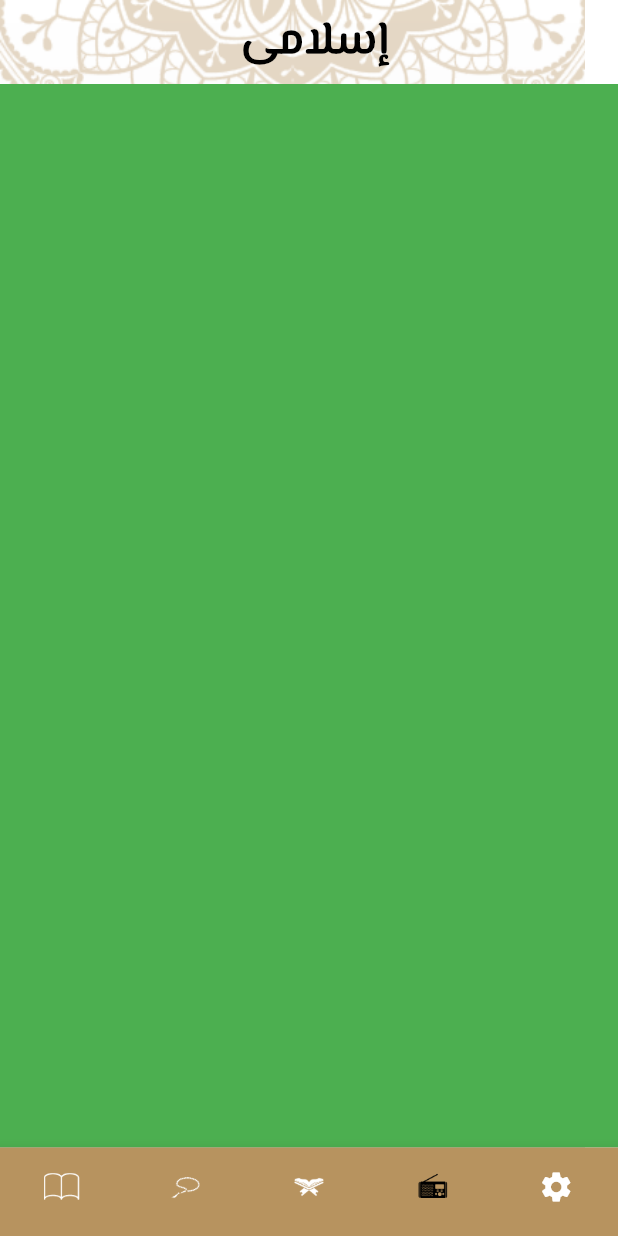
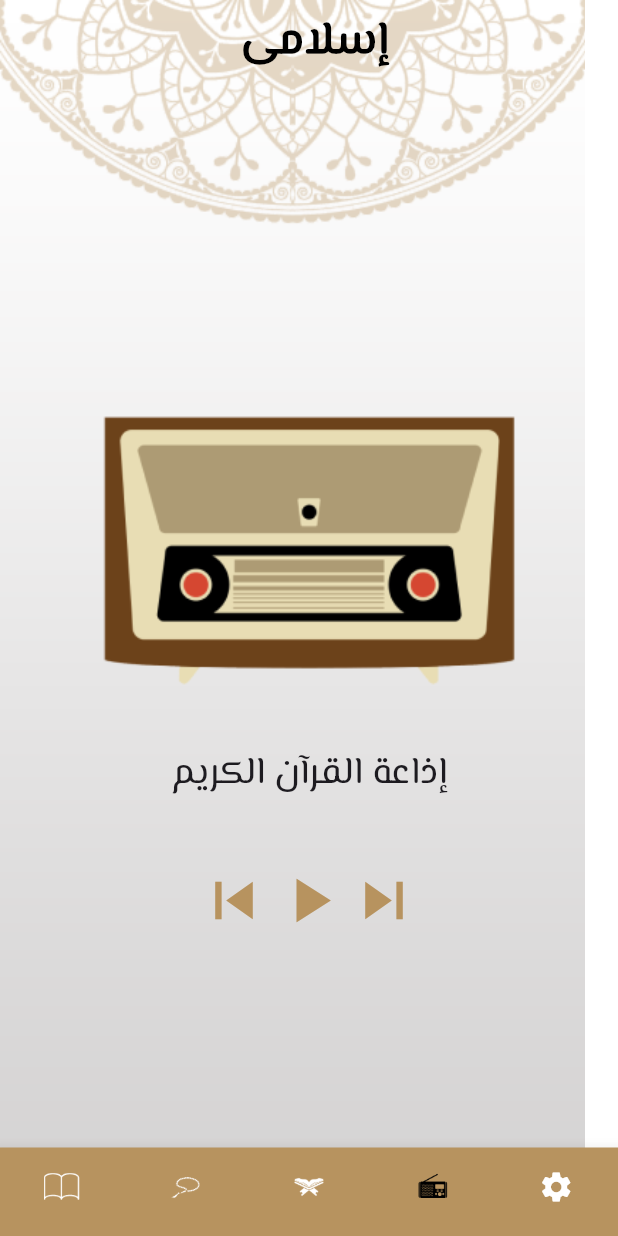
Before and after one commit to abdelr7mn/Islami.route, a Flutter app: the screen it shows after launch, item 4 of the bottom bar chosen, on a phone screen of 412 x 824 dp. Run offline on Flutter 3.47's test engine with Material 3 defaults, Android fonts, the phone set to English and light mode, and no system bars.

Commit message:
Screens done

```diff
--- a/lib/Home/home.dart
+++ b/lib/Home/home.dart
@@ -65,7 +65,7 @@ class _HomeScreenState extends State<HomeScreen> {
                 backgroundColor: Color(0xffffffff),
               ),
               BottomNavigationBarItem(
-                icon: ImageIcon(AssetImage('assets/images/radio.png')),
+                icon: ImageIcon(AssetImage('assets/images/radio_bottum.png')),
                 label: "",
                 backgroundColor: Color(0xffB7935F),
               ),
--- a/lib/Home/tabs/radio.dart
+++ b/lib/Home/tabs/radio.dart
@@ -5,8 +5,30 @@ class RadioTab extends StatelessWidget {
 
   @override
   Widget build(BuildContext context) {
-    return Container(
-      color: Colors. green,
+    return Column(
+      children: [
+        Padding(
+          padding:   const EdgeInsets.only(top: 200),
+          child: Image.asset(
+            "assets/images/radio.png",
+            height: 222,
+            width: 400,
+          ),
+        ),
+        SizedBox(height: 20),
+        Text(
+          'إذاعة القرآن الكريم',
+          textAlign: TextAlign.center,
+          style: TextStyle(fontFamily: 'ElMessiri', fontSize: 25,),
+        ),
+        SizedBox(height: 41),
+        Row(mainAxisAlignment: MainAxisAlignment.center,
+          children: [
+          Icon(Icons.skip_previous,size: 50,color: Color(0xffB7935F)),
+          Icon(Icons.play_arrow,size: 50,color: Color(0xffB7935F)),
+          Icon(Icons.skip_next,size: 50,color: Color(0xffB7935F)),
+        ],)
+      ],
     );
   }
 }
--- a/lib/Home/tabs/sura_detalis.dart
+++ b/lib/Home/tabs/sura_detalis.dart
@@ -31,7 +31,7 @@ class _SuraDetailsState extends State<SuraDetails> {
             model.Suraname,
             style: TextStyle(
               color: Colors.black,
-              fontSize: 30,
+              fontSize: 60,
               fontWeight: FontWeight.w700,
               fontFamily: 'ElMessiri',
             ),
@@ -39,7 +39,7 @@ class _SuraDetailsState extends State<SuraDetails> {
         ),
         body: Card(
            color: Color(0xffF8F8F8),
-          elevation: 4,
+          elevation: 5,
           shape: UnderlineInputBorder(
           borderRadius: BorderRadius.circular(12),
           borderSide: BorderSide(
@@ -57,7 +57,7 @@ class _SuraDetailsState extends State<SuraDetails> {
                 style: TextStyle(
                   color: Colors.black,
                   fontFamily: 'ElMessiri',
-                  fontSize: 20,
+                  fontSize: 35,
                 ),
               );
             },
```
Also changed, not shown: assets/images/2.0x/radio@2x.png, assets/images/2.0x/radio_bottum@2x.png (added), assets/images/3.0x/radio@3x.png, assets/images/3.0x/radio_bottum@3x.png (added), assets/images/radio.png, assets/images/radio_bottum.png (added).
